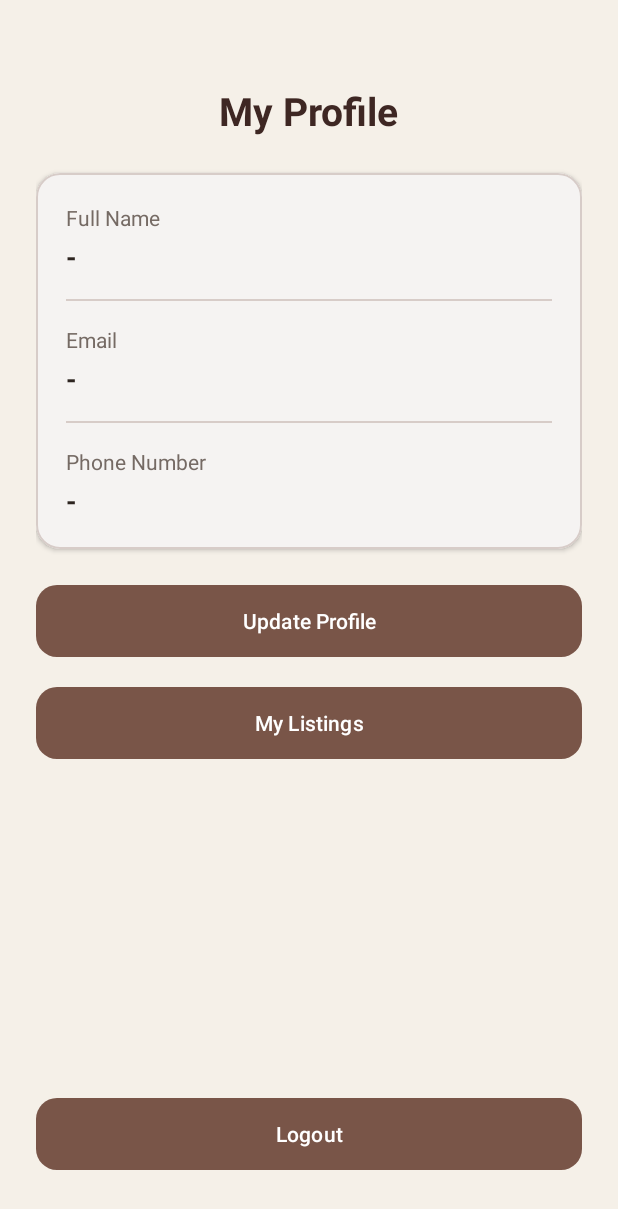
After one commit to alaa-ayman-14/Mobile-Computing-Project, an Android app: the ProfileActivity screen opened directly, with no data from a screen before it, on a phone screen of 412 x 824 dp. The commit adds this screen. Shown: the top 1209 px of the screen. Run offline under Robolectric (Android 15) with nearby library versions, the phone set to English and light mode, and no system bars.

Commit message:
incomplete profile

```diff
--- a/app/src/main/AndroidManifest.xml
+++ b/app/src/main/AndroidManifest.xml
@@ -12,6 +12,12 @@
         android:roundIcon="@mipmap/ic_launcher_round"
         android:supportsRtl="true"
         android:theme="@style/Theme.BookStore">
+        <activity
+            android:name=".ui.listings.MyListingsActivity"
+            android:exported="false" />
+        <activity
+            android:name=".ui.profile.ProfileActivity"
+            android:exported="false" />
         <activity
             android:name=".ui.home.HomeActivity"
             android:exported="false" />
--- /dev/null
+++ b/app/src/main/java/com/example/bookstore/ui/profile/ProfileActivity.kt
@@ -0,0 +1,94 @@
+package com.example.bookstore.ui.profile
+
+import android.content.Intent
+import android.os.Bundle
+import android.widget.TextView
+import android.widget.Toast
+import androidx.appcompat.app.AppCompatActivity
+import androidx.lifecycle.lifecycleScope
+import com.example.bookstore.BookStoreApp
+import com.example.bookstore.R
+import com.example.bookstore.ui.SystemNavigationBarStyler
+import com.example.bookstore.ui.auth.LoginActivity
+import com.example.bookstore.ui.listings.MyListingsActivity
+import com.google.android.material.button.MaterialButton
+import kotlinx.coroutines.flow.first
+import kotlinx.coroutines.launch
+
+class ProfileActivity : AppCompatActivity() {
+
+    override fun onCreate(savedInstanceState: Bundle?) {
+        super.onCreate(savedInstanceState)
+        setContentView(R.layout.activity_profile)
+        SystemNavigationBarStyler.apply(this)
+
+        val app = application as BookStoreApp
+
+        val tvFullName = findViewById<TextView>(R.id.tvFullName)
+        val tvEmail = findViewById<TextView>(R.id.tvEmail)
+        val tvPhoneNumber = findViewById<TextView>(R.id.tvPhoneNumber)
+        val btnUpdate = findViewById<MaterialButton>(R.id.btnUpdate)
+        val btnMyListings = findViewById<MaterialButton>(R.id.btnMyListings)
+        val btnLogout = findViewById<MaterialButton>(R.id.btnLogout)
+
+        lifecycleScope.launch {
+            try {
+                val userId = app.sessionManager.userId.first()
+                if (userId != null) {
+                    val user = app.database.userDao().getUserById(userId)
+                    if (user != null) {
+                        tvFullName.text = user.fullName
+                        tvEmail.text = user.email
+                        tvPhoneNumber.text = user.phoneNumber
+                    }
+                }
+            } catch (_: Exception) {
+                Toast.makeText(
+                    this@ProfileActivity,
+                    "Failed to load profile details",
+                    Toast.LENGTH_SHORT,
+                ).show()
+            }
+        }
+
+        // Update button - currently does nothing
+        btnUpdate.setOnClickListener {
+            // Intentionally empty for now
+        }
+
+        // Navigate to My Listings screen
+        btnMyListings.setOnClickListener {
+            val intent = Intent(this, MyListingsActivity::class.java)
+            startActivity(intent)
+        }
+
+        btnLogout.setOnClickListener {
+            btnLogout.isEnabled = false
+
+            lifecycleScope.launch {
+                try {
+                    app.authRepository.logout()
+
+                    val intent = Intent(
+                        this@ProfileActivity,
+                        LoginActivity::class.java
+                    )
+                    intent.flags =
+                        Intent.FLAG_ACTIVITY_NEW_TASK or
+                                Intent.FLAG_ACTIVITY_CLEAR_TASK
+
+                    startActivity(intent)
+                    finish()
+
+                } catch (_: Exception) {
+                    btnLogout.isEnabled = true
+                    Toast.makeText(
+                        this@ProfileActivity,
+                        "Logout failed. Please try again.",
+                        Toast.LENGTH_LONG
+                    ).show()
+                }
+            }
+        }
+    }
+}
--- a/app/src/main/res/layout/activity_home.xml
+++ b/app/src/main/res/layout/activity_home.xml
@@ -28,11 +28,11 @@
         android:textSize="16sp" />
 
     <com.google.android.material.button.MaterialButton
-        android:id="@+id/btnLogout"
+        android:id="@+id/btnGoToProfile"
         android:layout_width="180dp"
         android:layout_height="56dp"
         android:layout_marginTop="32dp"
-        android:text="Logout"
+        android:text="Go to Profile"
         android:textColor="@color/on_primary"
         android:textAllCaps="false"
         app:backgroundTint="@color/primary"
--- /dev/null
+++ b/app/src/main/res/layout/activity_profile.xml
@@ -0,0 +1,143 @@
+<?xml version="1.0" encoding="utf-8"?>
+<LinearLayout xmlns:android="http://schemas.android.com/apk/res/android"
+    xmlns:app="http://schemas.android.com/apk/res-auto"
+    android:id="@+id/profileRoot"
+    android:layout_width="match_parent"
+    android:layout_height="match_parent"
+    android:orientation="vertical"
+    android:padding="24dp"
+    android:background="@color/background">
+
+    <TextView
+        android:id="@+id/tvProfileTitle"
+        android:layout_width="wrap_content"
+        android:layout_height="wrap_content"
+        android:layout_gravity="center_horizontal"
+        android:layout_marginTop="32dp"
+        android:text="My Profile"
+        android:textColor="@color/primary_dark"
+        android:textSize="26sp"
+        android:textStyle="bold" />
+
+    <com.google.android.material.card.MaterialCardView
+        android:layout_width="match_parent"
+        android:layout_height="wrap_content"
+        android:layout_marginTop="24dp"
+        app:cardBackgroundColor="@color/surface"
+        app:cardCornerRadius="16dp"
+        app:cardElevation="2dp"
+        app:strokeColor="@color/border"
+        app:strokeWidth="1dp">
+
+        <LinearLayout
+            android:layout_width="match_parent"
+            android:layout_height="wrap_content"
+            android:orientation="vertical"
+            android:padding="20dp">
+
+            <TextView
+                android:layout_width="wrap_content"
+                android:layout_height="wrap_content"
+                android:text="Full Name"
+                android:textColor="@color/text_secondary"
+                android:textSize="14sp" />
+
+            <TextView
+                android:id="@+id/tvFullName"
+                android:layout_width="wrap_content"
+                android:layout_height="wrap_content"
+                android:layout_marginTop="4dp"
+                android:text="-"
+                android:textColor="@color/text_primary"
+                android:textSize="18sp"
+                android:textStyle="bold" />
+
+            <View
+                android:layout_width="match_parent"
+                android:layout_height="1dp"
+                android:layout_marginVertical="16dp"
+                android:background="@color/border" />
+
+            <TextView
+                android:layout_width="wrap_content"
+                android:layout_height="wrap_content"
+                android:text="Email"
+                android:textColor="@color/text_secondary"
+                android:textSize="14sp" />
+
+            <TextView
+                android:id="@+id/tvEmail"
+                android:layout_width="wrap_content"
+                android:layout_height="wrap_content"
+                android:layout_marginTop="4dp"
+                android:text="-"
+                android:textColor="@color/text_primary"
+                android:textSize="18sp"
+                android:textStyle="bold" />
+
+            <View
+                android:layout_width="match_parent"
+                android:layout_height="1dp"
+                android:layout_marginVertical="16dp"
+                android:background="@color/border" />
+
+            <TextView
+                android:layout_width="wrap_content"
+                android:layout_height="wrap_content"
+                android:text="Phone Number"
+                android:textColor="@color/text_secondary"
+                android:textSize="14sp" />
+
+            <TextView
+                android:id="@+id/tvPhoneNumber"
+                android:layout_width="wrap_content"
+                android:layout_height="wrap_content"
+                android:layout_marginTop="4dp"
+                android:text="-"
+                android:textColor="@color/text_primary"
+                android:textSize="18sp"
+                android:textStyle="bold" />
+
+        </LinearLayout>
+
+    </com.google.android.material.card.MaterialCardView>
+
+    <com.google.android.material.button.MaterialButton
+        android:id="@+id/btnUpdate"
+        android:layout_width="match_parent"
+        android:layout_height="56dp"
+        android:layout_marginTop="20dp"
+        android:text="Update Profile"
+        android:textColor="@color/on_primary"
+        android:textAllCaps="false"
+        app:backgroundTint="@color/primary"
+        app:cornerRadius="14dp" />
+
+    <com.google.android.material.button.MaterialButton
+        android:id="@+id/btnMyListings"
+        android:layout_width="match_parent"
+        android:layout_height="56dp"
+        android:layout_marginTop="12dp"
+        android:text="My Listings"
+        android:textColor="@color/on_primary"
+        android:textAllCaps="false"
+        app:backgroundTint="@color/primary"
+        app:cornerRadius="14dp" />
+
+    <Space
+        android:layout_width="match_parent"
+        android:layout_height="0dp"
+        android:layout_weight="1" />
+
+    <com.google.android.material.button.MaterialButton
+        android:id="@+id/btnLogout"
+        android:layout_width="match_parent"
+        android:layout_height="56dp"
+        android:layout_marginBottom="16dp"
+        android:text="Logout"
+        android:textColor="@color/on_primary"
+        android:textAllCaps="false"
+        app:backgroundTint="@color/primary"
+        app:cornerRadius="14dp" />
+
+</LinearLayout>
```
Also changed, not shown: app/src/main/java/com/example/bookstore/ui/home/HomeActivity.kt (+5 -42 lines), app/src/main/java/com/example/bookstore/ui/listings/MyListingsActivity.kt (added, +22 -0 lines), app/src/main/res/layout/activity_my_listings.xml (added, +47 -0 lines).
